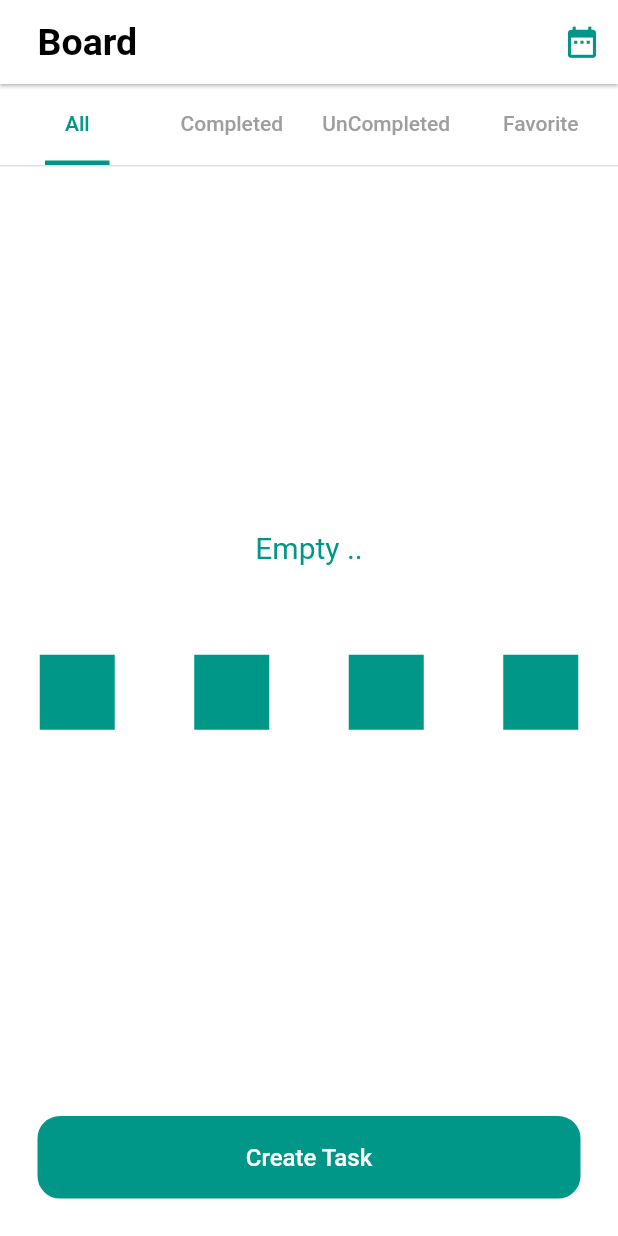
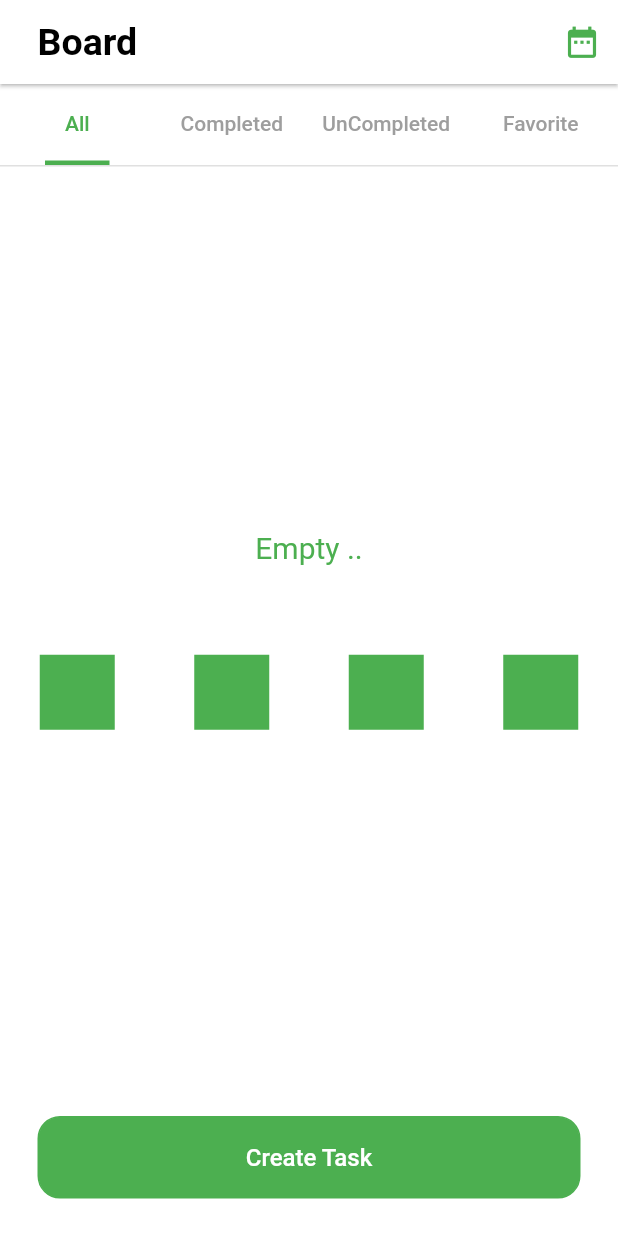
Before and after one commit to ahmedfawzy11/ToDo-App, a Flutter app: the screen it shows after launch, on a phone screen of 412 x 824 dp. Run offline on Flutter 3.47's test engine with Material 2 defaults, Android fonts, the phone set to English and light mode, and no system bars; our stand-ins replace animate_do, bloc, date_picker_timeline, flutter_bloc, flutter_local_notifications, flutter_native_timezone and 2 more; accounts and stored records are empty.

Commit message:
Update colors.dart

```diff
--- a/lib/shared/Style/colors.dart
+++ b/lib/shared/Style/colors.dart
@@ -1,4 +1,4 @@
 import 'package:flutter/material.dart';
 
-const defultColor = Colors.teal;
+const defultColor = Colors.green;
 const secondColor = Colors.blue;
```
